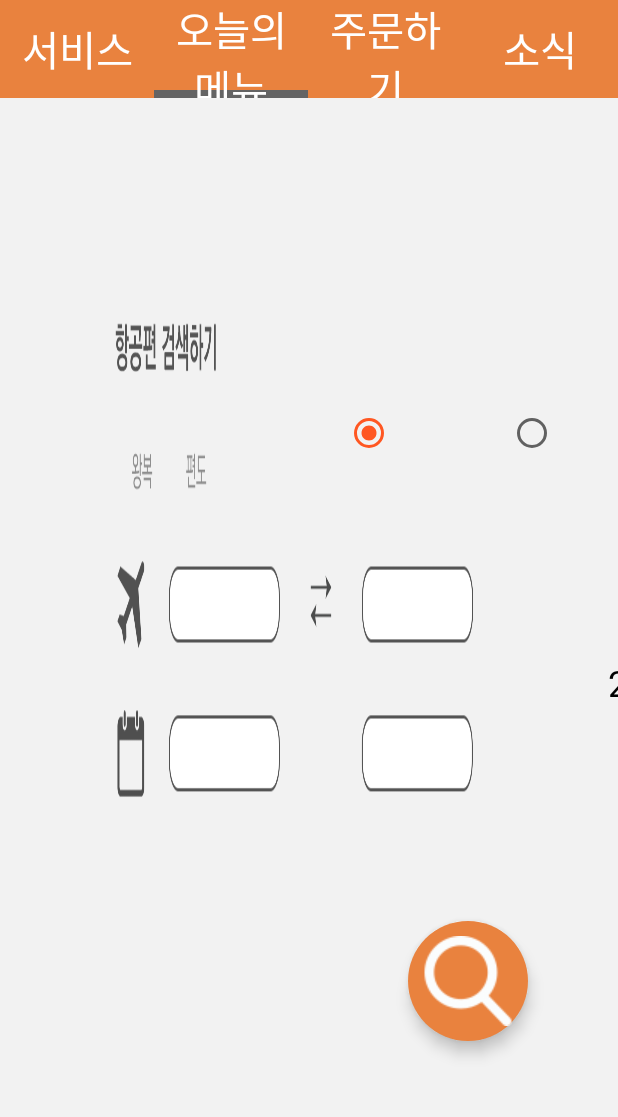
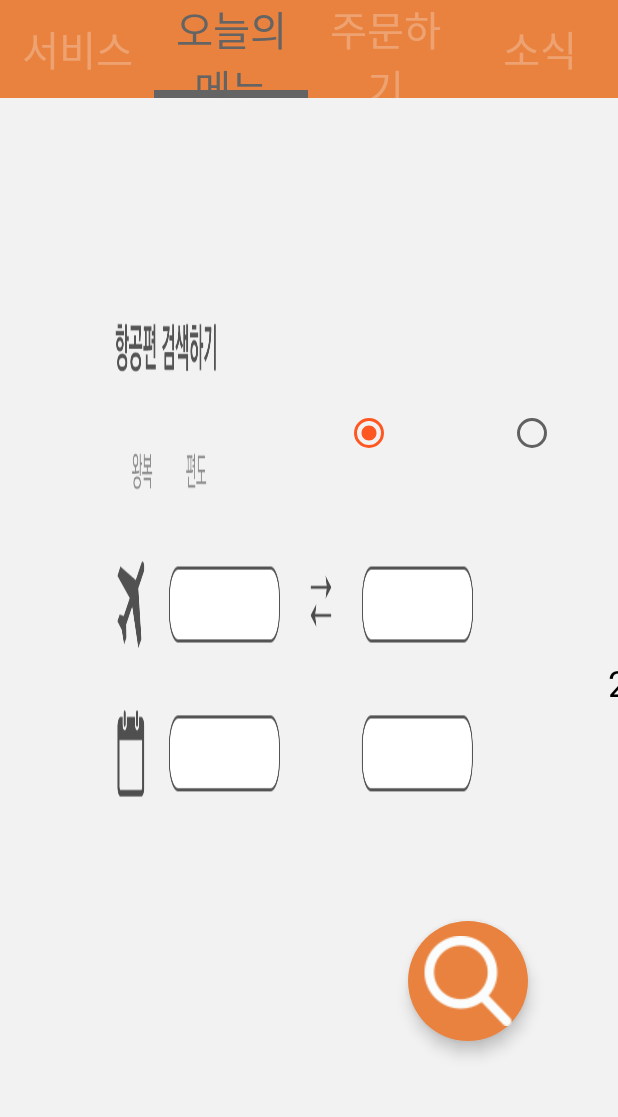
Before and after one commit to hanwjdgh/MEALicious, an Android app: the ServiceActivity screen opened directly, with no data from a screen before it, tab 2 chosen, on a phone screen of 412 x 824 dp, the part 75-1192 px from its top. Run offline under Robolectric (Android 15) with nearby library versions, the light colour scheme and no system bars; libraries missing offline, so code that uses them is left out: com.jakewharton.threetenabp; Roboto replaces fonts that are not available here; 1 statement that could not run was skipped.

Commit message:
tab layout color

```diff
--- a/app/src/main/java/com/example/meal/Activity/ServiceActivity.java
+++ b/app/src/main/java/com/example/meal/Activity/ServiceActivity.java
@@ -50,16 +50,23 @@ public class ServiceActivity extends AppCompatActivity {
 
         mViewPager.addOnPageChangeListener(new TabLayout.TabLayoutOnPageChangeListener(mTaplayout));
         mViewPager.setCurrentItem(SelectActivity.s_num);
+        TextView t = mTaplayout.getTabAt(SelectActivity.s_num).getCustomView().findViewById(R.id.txt_name);
+        t.setTextColor(Color.parseColor("#646464"));
         mTaplayout.addOnTabSelectedListener(new TabLayout.OnTabSelectedListener() {
 
             @Override
             public void onTabSelected(TabLayout.Tab tab) {
                 mViewPager.setCurrentItem(tab.getPosition());
+                View v = tab.getCustomView();
+                TextView t = v.findViewById(R.id.txt_name);
+                t.setTextColor(Color.parseColor("#646464"));
             }
 
             @Override
             public void onTabUnselected(TabLayout.Tab tab) {
-
+                View v = tab.getCustomView();
+                TextView t = v.findViewById(R.id.txt_name);
+                t.setTextColor(Color.parseColor("#45FCFBFB"));
             }
 
             @Override
@@ -74,7 +81,6 @@ public class ServiceActivity extends AppCompatActivity {
         TextView txt_name = tabView.findViewById(R.id.txt_name);
         txt_name.setText(tabName);
         txt_name.setTextSize(27);
-        txt_name.setTextColor(Color.WHITE);
         return tabView;
     }
 
--- a/app/src/main/res/layout/custom_tab.xml
+++ b/app/src/main/res/layout/custom_tab.xml
@@ -8,7 +8,7 @@
         android:id="@+id/txt_name"
         android:layout_width="match_parent"
         android:layout_height="match_parent"
-        android:textColor="#000000"
+        android:textColor="#45FCFBFB"
         android:gravity="center" />
 
 </LinearLayout>
```
